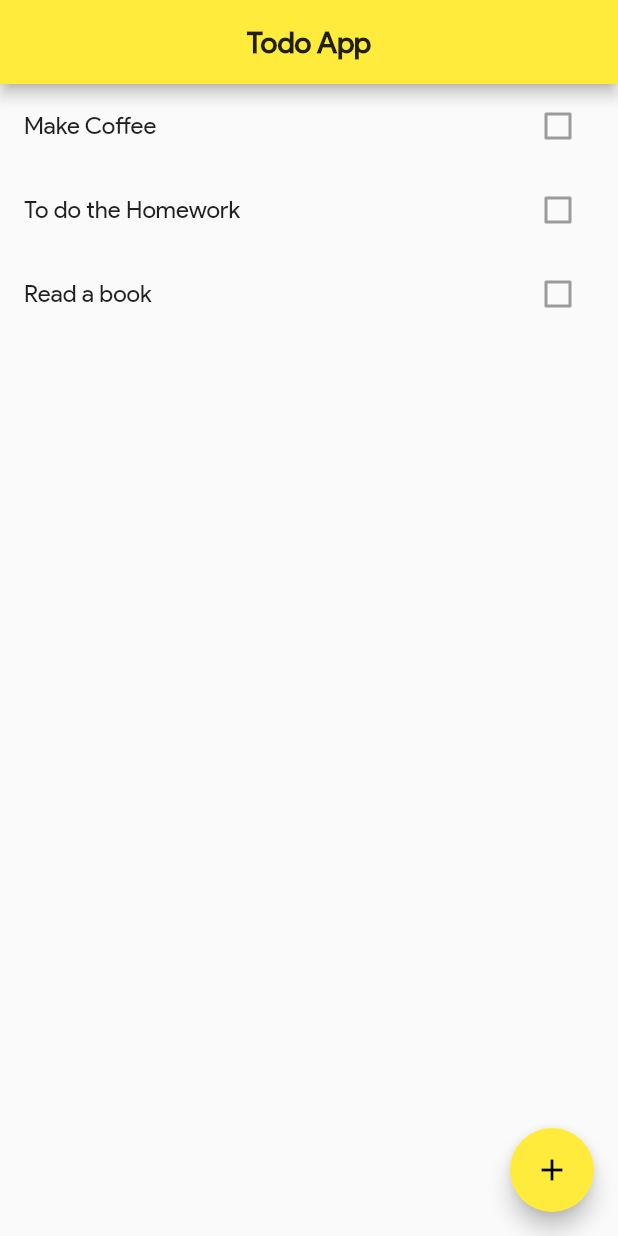
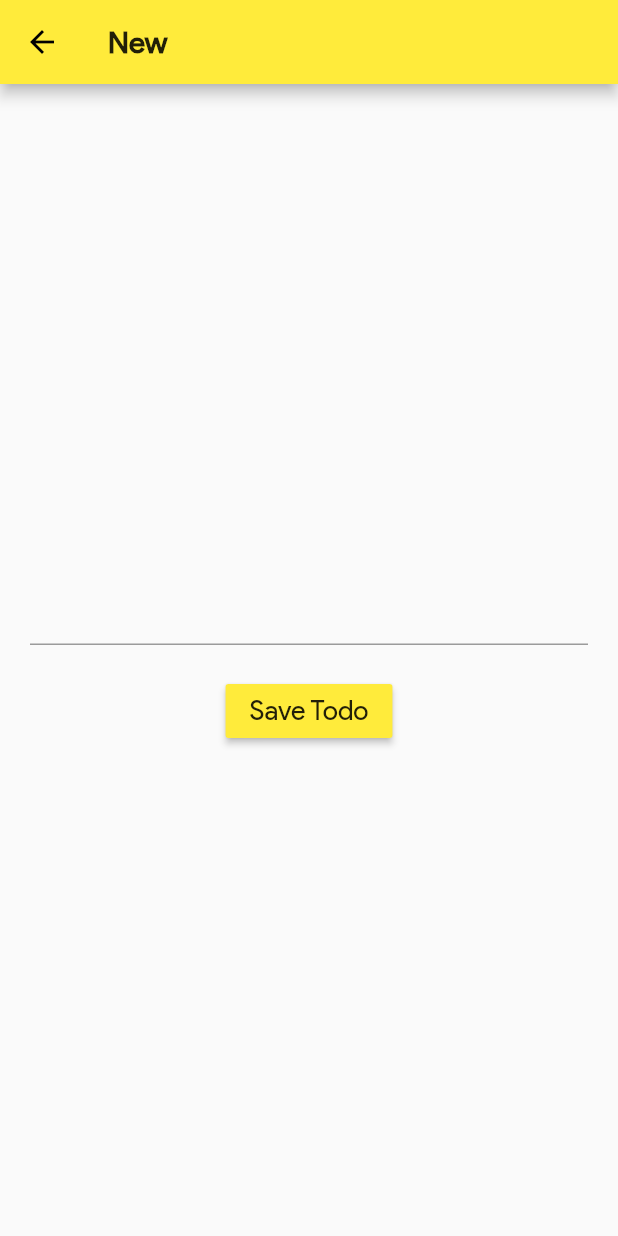
Before and after one commit to gabrielvictorjs/flutter-todo-app, a Flutter app: the screen it shows after launch, after a tap on the "add" icon, on a phone screen of 412 x 824 dp. Run offline on Flutter 3.47's test engine with Material 2 defaults, Android fonts, the phone set to English and light mode, and no system bars.

Commit message:
New Todo Screen created

```diff
--- a/lib/main.dart
+++ b/lib/main.dart
@@ -1,5 +1,5 @@
 import 'package:flutter/material.dart';
-import 'package:todoapp/pages/home_page.dart';
+import 'package:todoapp/screens/home_screen.dart';
 
 void main() => runApp(MyApp());
 
@@ -7,9 +7,9 @@ class MyApp extends StatelessWidget {
   @override
   Widget build(BuildContext context) {
     return MaterialApp(
-      title: "Todo App",
+      title: "Todo",
       theme: ThemeData(primarySwatch: Colors.yellow, fontFamily: 'Product'),
-      home: HomePage(),
+      home: HomeScreen(),
     );
   }
 }
--- a/lib/pages/home_page.dart
+++ b/lib/screens/home_screen.dart
@@ -1,12 +1,13 @@
 import 'package:flutter/material.dart';
 import 'package:todoapp/models/todo_model.dart';
+import 'package:todoapp/screens/new_todo_screen.dart';
 
-class HomePage extends StatefulWidget {
+class HomeScreen extends StatefulWidget {
   @override
-  _HomePageState createState() => _HomePageState();
+  _HomeScreenState createState() => _HomeScreenState();
 }
 
-class _HomePageState extends State<HomePage> {
+class _HomeScreenState extends State<HomeScreen> {
 
   List<Todo> _todos = List<Todo>();
 
@@ -45,7 +46,11 @@ class _HomePageState extends State<HomePage> {
       ),
 
       floatingActionButton: FloatingActionButton(
-        onPressed: () => {},
+        onPressed: () {
+          Navigator.push(context, MaterialPageRoute(
+            builder: (context) => NewTodoScreen()
+          ));
+        },
         child: Icon(Icons.add),
       ),
     );
--- /dev/null
+++ b/lib/screens/new_todo_screen.dart
@@ -0,0 +1,37 @@
+import 'package:flutter/material.dart';
+
+class NewTodoScreen extends StatelessWidget {
+  @override
+  Widget build(BuildContext context) {
+    return Scaffold(
+      appBar: AppBar(
+        title: Text("New", style: TextStyle(
+          fontWeight: FontWeight.bold
+        ))
+      ),
+
+      body: Padding(
+        padding: const EdgeInsets.all(20.0),
+
+        child: Column(
+          mainAxisAlignment: MainAxisAlignment.center,
+
+          children: <Widget>[
+            TextField(),
+
+            SizedBox(height: 20),
+
+            RaisedButton(
+              color: Colors.yellow,
+              onPressed: () => {},
+              child: Text("Save Todo", style: TextStyle(
+                fontSize: 18,
+              ))
+            )
+          ],
+
+        ),
+      )
+    );
+  }
+}
```
